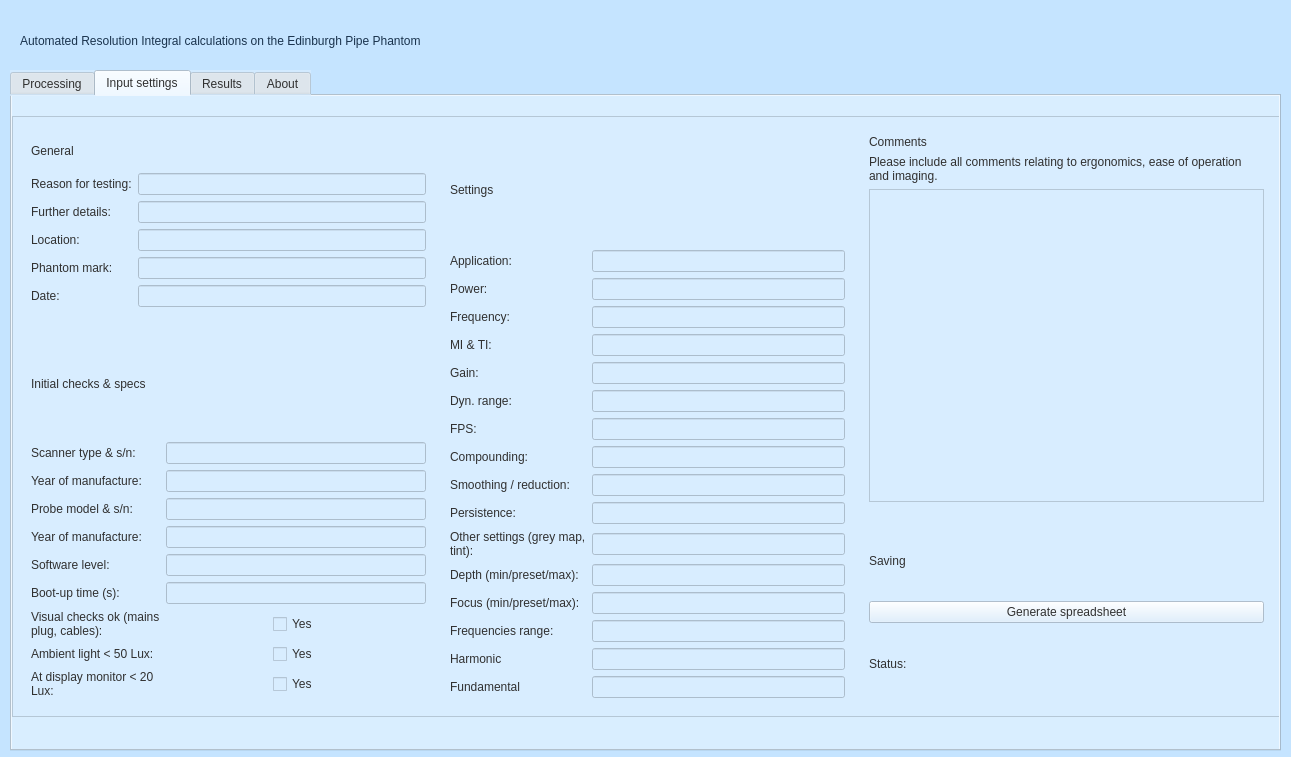
This is App/UI/form.ui in BricoutAgathe1/AutomatedRMeasurements as Qt 5 draws it before an edit. The edited form follows.
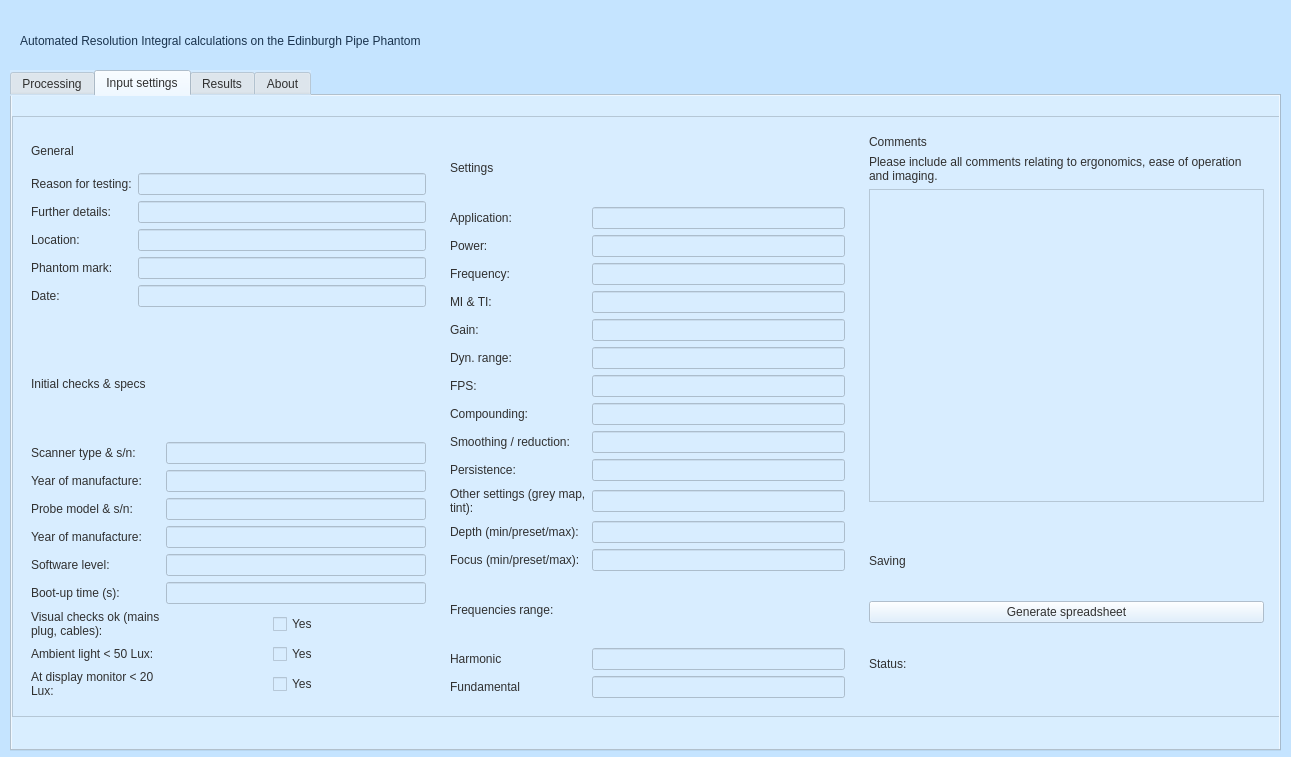
This is the edited form. The open tabs and pages were chosen to show the change.

Patch:
```diff
--- a/App/UI/form.ui
+++ b/App/UI/form.ui
@@ -546,9 +546,6 @@
             </property>
            </widget>
           </item>
-          <item row="15" column="1">
-           <widget class="QLineEdit" name="txtFreqRange"/>
-          </item>
           <item row="17" column="1">
            <widget class="QLineEdit" name="txtFund"/>
           </item>
@@ -722,6 +719,19 @@
           <item row="13" column="1">
            <widget class="QLineEdit" name="txtDepth"/>
           </item>
+          <item row="15" column="1">
+           <spacer name="horizontalSpacer">
+            <property name="orientation">
+             <enum>Qt::Orientation::Horizontal</enum>
+            </property>
+            <property name="sizeHint" stdset="0">
+             <size>
+              <width>40</width>
+              <height>20</height>
+             </size>
+            </property>
+           </spacer>
+          </item>
          </layout>
         </widget>
        </item>
```
Left out of the diff: 2 changed lines with no effect on the pictures.
